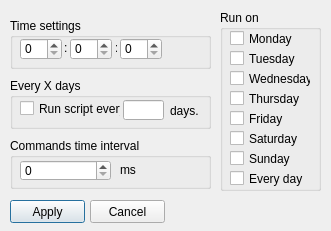
First picture: the form in DoForMe!/action_dialog.ui, repository jajcek/DoForMe, before the edit.
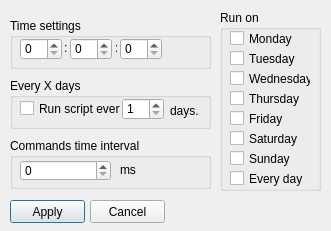
Second picture: the form after the edit. Icons and pictures are not drawn.

Commit message: new DAYS struct and 'get' methods for ActionSettingsDialog class

Diff of the .ui file:
```diff
--- a/DoForMe!/action_dialog.ui
+++ b/DoForMe!/action_dialog.ui
@@ -42,16 +42,6 @@
      <string>Run script every</string>
     </property>
    </widget>
-   <widget class="QLineEdit" name="daysEdit">
-    <property name="geometry">
-     <rect>
-      <x>113</x>
-      <y>22</y>
-      <width>41</width>
-      <height>20</height>
-     </rect>
-    </property>
-   </widget>
    <widget class="QLabel" name="label_4">
     <property name="geometry">
      <rect>
@@ -65,6 +55,22 @@
      <string>days.</string>
     </property>
    </widget>
+   <widget class="QSpinBox" name="daysSpin">
+    <property name="geometry">
+     <rect>
+      <x>112</x>
+      <y>20</y>
+      <width>42</width>
+      <height>22</height>
+     </rect>
+    </property>
+    <property name="minimum">
+     <number>1</number>
+    </property>
+    <property name="maximum">
+     <number>999</number>
+    </property>
+   </widget>
   </widget>
   <widget class="QGroupBox" name="groupBox_2">
    <property name="geometry">
```
Left out of the diff: 2 changed lines with no effect on the pictures. The commit also changes 18 other files.
